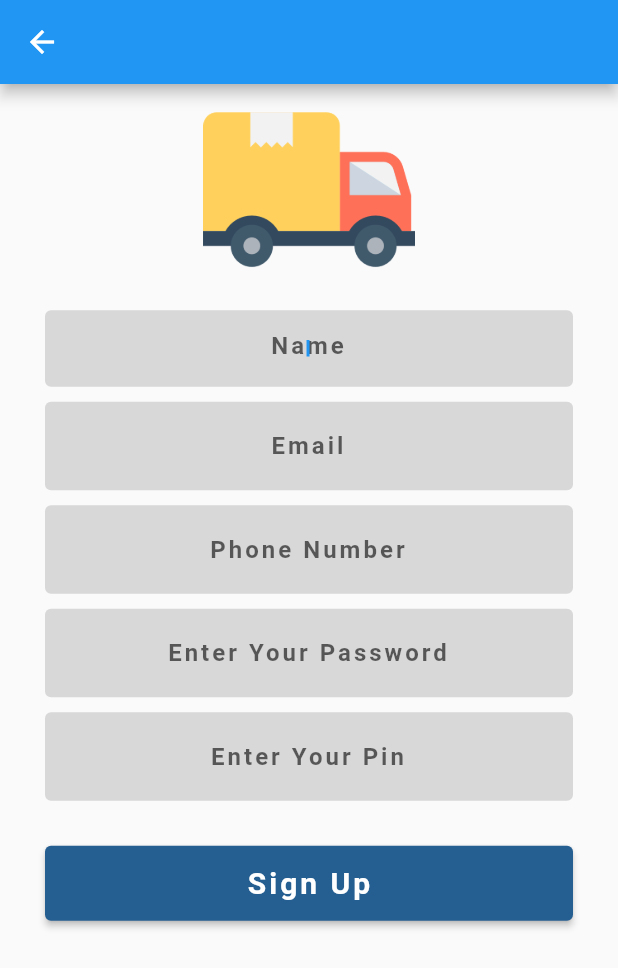
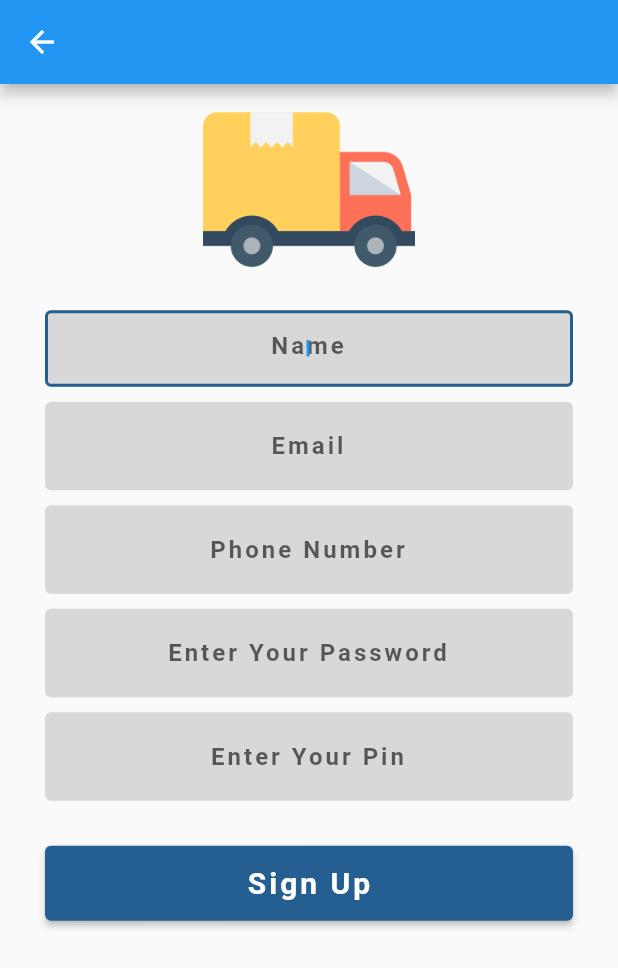
Before and after one commit to tiwariammit/Removals_flutter_apps, a Flutter app: the SignUpWidget screen opened directly, on a phone screen of 412 x 824 dp. Shown: the top 968 px of the screen. Run offline on Flutter 3.47's test engine with Material 2 defaults, Android fonts, the phone set to English and light mode, and no system bars.

Commit message:
textfield border color set when focus

```diff
--- a/lib/SignUpWidget.dart
+++ b/lib/SignUpWidget.dart
@@ -36,7 +36,7 @@ class SignUpWidgetState extends State<SignUpWidget> {
       ),
       body:
       Padding(
-        padding: EdgeInsets.fromLTRB(30, 0, 30, 0),
+        padding: const EdgeInsets.fromLTRB(30, 0, 30, 0),
         child: SingleChildScrollView(
           child: Column(
             // mainAxisAlignment: AxisDirection.,
@@ -46,14 +46,14 @@ class SignUpWidgetState extends State<SignUpWidget> {
               child: Image.asset("assets/image/deliveryTruck.png"),
                   ),
 
-              SizedBox(height: 10,),
+              const SizedBox(height: 10,),
 
               TextField(
                 controller: nameTEC,
                 textAlign: TextAlign.center,
                 autofocus: true,
                 textInputAction: TextInputAction.next,
-                style: TextStyle(
+                style: const TextStyle(
                   letterSpacing: 2,
                   fontWeight: FontWeight.bold,
                   height: 0.7,
@@ -61,115 +61,125 @@ class SignUpWidgetState extends State<SignUpWidget> {
                 decoration: InputDecoration(
                     filled: true,
                     fillColor: HexColor(textfieldFillColor),
-                    border: OutlineInputBorder(
+                    border: const OutlineInputBorder(
                       borderSide: BorderSide.none,
-                      // borderRadius: BorderRadius.circular(0)
+                    ),
+                    focusedBorder: OutlineInputBorder(
+                      borderSide: BorderSide(color: HexColor(buttonColor), width: 2),
                     ),
                     hintText: name,
-                    hintStyle: TextStyle(
+                    hintStyle: const TextStyle(
                       letterSpacing: 2,
                       fontWeight: FontWeight.bold,
                     )
                 ),
               ),
 
-              SizedBox(height: 10,),
+              const SizedBox(height: 10,),
               TextField(
                 textInputAction: TextInputAction.next,
                 controller: emailTEC,
                 textAlign: TextAlign.center,
-                style: TextStyle(
+                style: const TextStyle(
                   letterSpacing: 2,
                   fontWeight: FontWeight.bold,
                 ),
                 decoration: InputDecoration(
                   filled: true,
                   fillColor: HexColor(textfieldFillColor),//Colors.grey[350],
-                  border: OutlineInputBorder(
+                  border: const OutlineInputBorder(
                       borderSide: BorderSide.none,
-                      // borderRadius: BorderRadius.circular(0)
                   ),
-                  hintText: email,
-                  hintStyle: TextStyle(
+                  focusedBorder: OutlineInputBorder(
+                    borderSide: BorderSide(color: HexColor(buttonColor), width: 2),
+                  ),
+                    hintText: email,
+                    hintStyle: const TextStyle(
                     letterSpacing: 2,
                     fontWeight: FontWeight.bold,
                   )
                 ),
               ),
 
-              SizedBox(height: 10,),
+              const SizedBox(height: 10,),
               TextField(
                 textInputAction: TextInputAction.next,
                 controller: phoneTEC,
                 textAlign: TextAlign.center,
-                style: TextStyle(
+                style: const TextStyle(
                   letterSpacing: 2,
                   fontWeight: FontWeight.bold,
                 ),
                 decoration: InputDecoration(
                     filled: true,
                     fillColor: HexColor(textfieldFillColor),//Colors.grey[350],
-                    border: OutlineInputBorder(
+                    border: const OutlineInputBorder(
                       borderSide: BorderSide.none,
-                      // borderRadius: BorderRadius.circular(0)
+                    ),
+                    focusedBorder: OutlineInputBorder(
+                      borderSide: BorderSide(color: HexColor(buttonColor), width: 2),
                     ),
                     hintText: phone,
-                    hintStyle: TextStyle(
+                    hintStyle: const TextStyle(
                       letterSpacing: 2,
                       fontWeight: FontWeight.bold,
                     )
                 ),
               ),
 
-              SizedBox(height: 10,),
+              const SizedBox(height: 10,),
               TextField(
                 textInputAction: TextInputAction.next,
                 controller: passwordTEC,
                 textAlign: TextAlign.center,
-                style: TextStyle(
+                style: const TextStyle(
                   letterSpacing: 2,
                   fontWeight: FontWeight.bold,
                 ),
                 decoration: InputDecoration(
                     filled: true,
                     fillColor: HexColor(textfieldFillColor),//Colors.grey[350],
-                    border: OutlineInputBorder(
+                    border: const OutlineInputBorder(
                       borderSide: BorderSide.none,
-                      // borderRadius: BorderRadius.circular(0)
+                    ),
+                    focusedBorder: OutlineInputBorder(
+                      borderSide: BorderSide(color: HexColor(buttonColor), width: 2),
                     ),
                     hintText: password,
-                    hintStyle: TextStyle(
+                    hintStyle: const TextStyle(
                       letterSpacing: 2,
                       fontWeight: FontWeight.bold,
                     )
                 ),
               ),
 
-              SizedBox(height: 10,),
+              const SizedBox(height: 10,),
               TextField(
                 textInputAction: TextInputAction.next,
                 controller: pinTEC,
                 textAlign: TextAlign.center,
-                style: TextStyle(
+                style: const TextStyle(
                   letterSpacing: 2,
                   fontWeight: FontWeight.bold,
                 ),
                 decoration: InputDecoration(
                     filled: true,
                     fillColor: HexColor(textfieldFillColor),//Colors.grey[350],
-                    border: OutlineInputBorder(
+                    border: const OutlineInputBorder(
                       borderSide: BorderSide.none,
-                      // borderRadius: BorderRadius.circular(0)
+                    ),
+                    focusedBorder: OutlineInputBorder(
+                      borderSide: BorderSide(color: HexColor(buttonColor), width: 2),
                     ),
                     hintText: pin,
-                    hintStyle: TextStyle(
+                    hintStyle: const TextStyle(
                       letterSpacing: 2,
                       fontWeight: FontWeight.bold,
                     )
                 ),
               ),
 
-              SizedBox(height: 30,),
+              const SizedBox(height: 30,),
               Container(
                 height: 50,
                 child: ElevatedButton(onPressed: (){},
@@ -177,7 +187,7 @@ class SignUpWidgetState extends State<SignUpWidget> {
                     backgroundColor: MaterialStateProperty.all(HexColor(buttonColor)
                     ),
                   ),
-                    child: Text("Sign Up",
+                    child: const Text("Sign Up",
                       style: TextStyle(
                         fontWeight: FontWeight.bold,
                         letterSpacing: 2,
```
